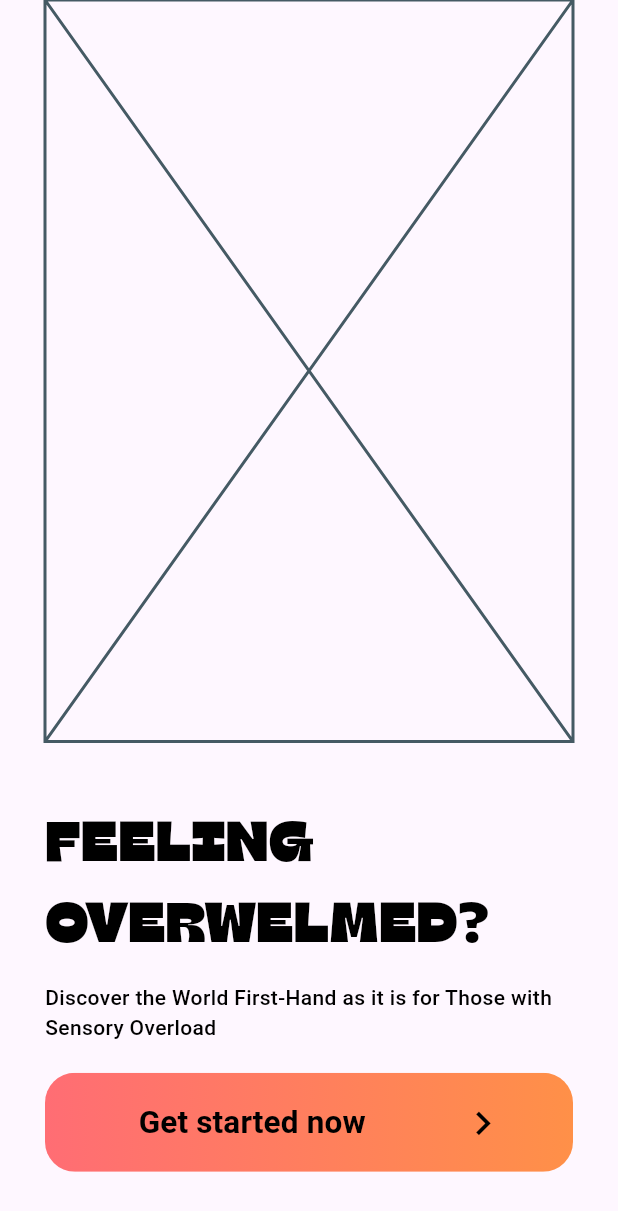
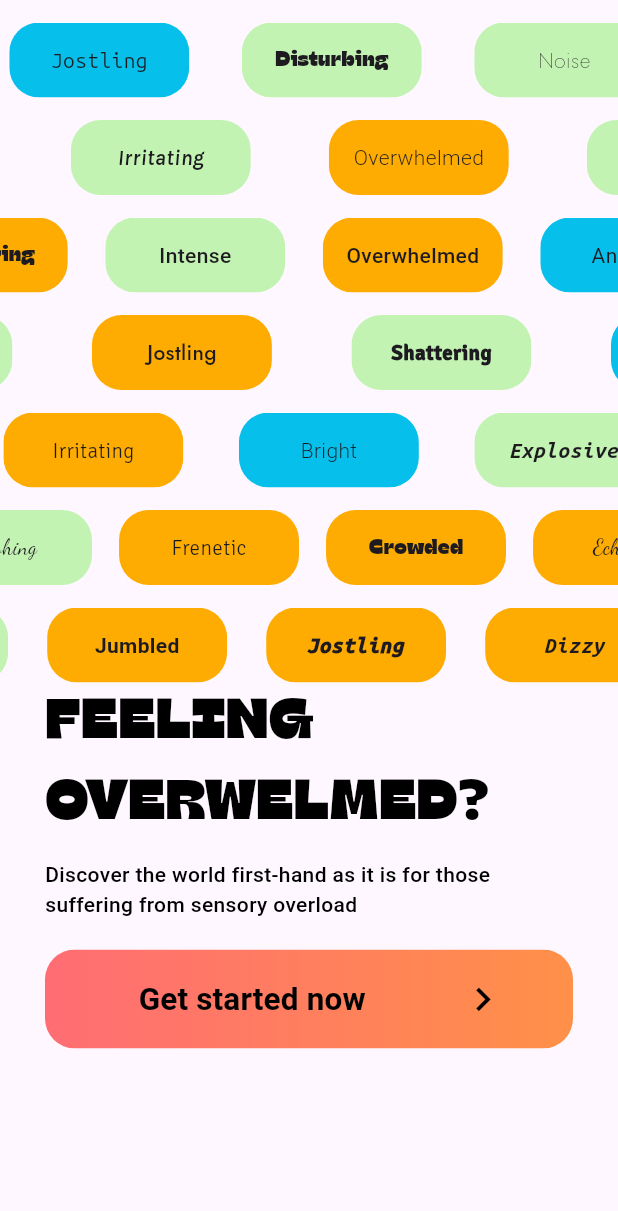
Before and after one commit to StudioKrom-SmartMobile-2024/frontend, a Flutter app: the first screen one second after launch, on a phone screen of 412 x 824 dp. Shown: the top 1211 px of the screen. Run offline on Flutter 3.47's test engine with Material 3 defaults, Android fonts, the phone set to English and light mode, and no system bars; our stand-ins replace vibration; missing offline and left inert: flutter_soloud, vr_player; Roboto replaces fonts that are missing (EduTasBeginner).

Commit message:
Add sideways overstimulating animation on the welcome screen

```diff
--- a/overload/lib/pages/welcome.dart
+++ b/overload/lib/pages/welcome.dart
@@ -1,5 +1,6 @@
 import 'package:flutter/material.dart';
 import 'package:overload/constants.dart';
+import 'package:overload/widgets/OverstimulateIntroAnimation.dart';
 import 'package:overload/widgets/gradient_button.dart';
 
 class WelcomePage extends StatelessWidget {
@@ -9,19 +10,11 @@ class WelcomePage extends StatelessWidget {
   Widget build(BuildContext context) {
     return Scaffold(
       body: Center(
-        child: Padding(
-            padding: const EdgeInsets.symmetric(horizontal: 30),
         child: Column(
           children: [
-                const Expanded(
-                  flex: 3,
-                  child: Scaffold(
-                    backgroundColor: Colors.transparent,
-                    body: Placeholder(),
-                  ),
-                ),
-                Expanded(
-                  flex: 2,
+            const OverstimulateIntroAnimation(),
+            Padding(
+              padding: const EdgeInsets.symmetric(horizontal: 30),
               child: Column(
                 mainAxisAlignment: MainAxisAlignment.center,
                 children: [
@@ -31,7 +24,7 @@ class WelcomePage extends StatelessWidget {
                   ),
                   const SizedBox(height: 10),
                   const Text(
-                        "Discover the World First-Hand as it is for Those with Sensory Overload",
+                    "Discover the world first-hand as it is for those suffering from sensory overload",
                     style: BODY_TEXT_STYLE,
                   ),
                   const SizedBox(height: 20),
@@ -44,7 +37,7 @@ class WelcomePage extends StatelessWidget {
               ),
             ),
           ],
-            )),
+        ),
       ),
     );
   }
--- /dev/null
+++ b/overload/lib/widgets/MarqueeEffect.dart
@@ -0,0 +1,131 @@
+import 'dart:async';
+import 'package:flutter/material.dart';
+
+/*
+! Important disclaimer !
+This piece of code was not thought of, designed or created by anyone in the Overload app.
+All credits go to THALLIVA on Github
+->
+*/
+
+class AnyMarqueeSpeed {
+  static const double NORMAL_SPEED = 150.0;
+}
+
+class MarqueeEffect extends StatefulWidget {
+  MarqueeEffect({
+    required this.children,
+    super.key,
+    required this.marginLeft,
+    required this.betweenSpacing,
+    required this.width,
+    required this.height,
+    this.speedRate = 1,
+    this.scrollFromEnd = true,
+    this.delayedStart = const Duration(seconds: 0),
+  });
+
+  double marginLeft;
+  double betweenSpacing;
+  final List<Widget> children;
+  double width;
+  double height;
+  final double speedRate;
+  bool scrollFromEnd;
+  Duration delayedStart;
+
+  @override
+  _MarqueeEffectState createState() => _MarqueeEffectState();
+}
+
+class _MarqueeEffectState extends State<MarqueeEffect> {
+  late Timer _anyMarqueeTimer;
+  late ScrollController _scrollController;
+
+  @override
+  void initState() {
+    super.initState();
+    _scrollController = ScrollController(initialScrollOffset: 1000);
+    WidgetsBinding.instance.addPostFrameCallback((timeStamp) async {
+      await Future.delayed(widget.delayedStart);
+      startTimer();
+    });
+  }
+
+  void startTimer() {
+    _anyMarqueeTimer = Timer.periodic(Duration(microseconds: 16), (timer) {
+      if (_scrollController.hasClients) {
+        final distance = _scrollController.offset;
+        _scrollController.jumpTo(
+            distance + (1 / AnyMarqueeSpeed.NORMAL_SPEED) * widget.speedRate);
+      }
+    });
+  }
+
+  @override
+  Widget build(BuildContext context) {
+    return ScrollNotificationInterceptor(
+      child: LayoutBuilder(
+        builder: (BuildContext context, BoxConstraints constraints) {
+          final biggestWidth = constraints.biggest.width;
+          final biggestHeight = constraints.biggest.height;
+          widget.marginLeft =
+              widget.marginLeft != 0 ? widget.marginLeft : biggestWidth;
+          widget.betweenSpacing =
+              widget.betweenSpacing != 0 ? widget.betweenSpacing : biggestWidth;
+          widget.width = widget.width != 0 ? widget.width : biggestWidth;
+          widget.height = widget.height != 0 ? widget.height : biggestHeight;
+
+          return Container(
+            width: widget.width,
+            height: widget.height,
+            alignment: Alignment.center,
+            child: ListView.builder(
+              scrollDirection: Axis.horizontal,
+              itemCount: double.maxFinite.toInt(),
+              itemBuilder: (context, index) {
+                final childIndex = index % widget.children.length;
+                final distance =
+                    (index == 0 ? widget.marginLeft : widget.betweenSpacing);
+                return Container(
+                  padding: EdgeInsets.only(
+                      left: widget.scrollFromEnd ? distance : 0),
+                  alignment: Alignment.center,
+                  child: widget.children[childIndex],
+                );
+              },
+              controller: _scrollController,
+              physics: NeverScrollableScrollPhysics(),
+            ),
+          );
+        },
+      ),
+    );
+  }
+
+  @override
+  void dispose() {
+    _anyMarqueeTimer.cancel();
+    _scrollController.dispose();
+    super.dispose();
+  }
+}
+
+class ScrollNotificationInterceptor extends StatelessWidget {
+  final Widget child;
+
+  ScrollNotificationInterceptor({
+    Key? key,
+    required this.child,
+  }) : super(key: key);
+
+  @override
+  Widget build(BuildContext context) {
+    return NotificationListener(
+      onNotification: (ScrollNotification notification) {
+        return true;
+      },
+      child: this.child,
+    );
+  }
+}
--- /dev/null
+++ b/overload/lib/widgets/OverstimulateIntroAnimation.dart
@@ -0,0 +1,250 @@
+import 'dart:math';
+import 'package:flutter/material.dart';
+import 'package:overload/constants.dart';
+import 'package:overload/widgets/MarqueeEffect.dart';
+
+class OverstimulateIntroAnimation extends StatefulWidget {
+  const OverstimulateIntroAnimation({super.key});
+
+  @override
+  State<OverstimulateIntroAnimation> createState() =>
+      _OverstimulateIntroAnimationState();
+}
+
+class _OverstimulateIntroAnimationState
+    extends State<OverstimulateIntroAnimation> {
+  final _random = Random();
+  late AnimationController _controller;
+
+  late var horizontalSpaceBetween = _random.nextInt(15) + 15;
+
+  final itemsToGenerate = 15;
+  final widgetHeight = 50.0;
+  final marginLeft = 0.0;
+  final widgetMaxSpeed = 35;
+  final widgetMinSpeed = 10;
+  final verticalSpaceBetween = 15.0;
+  final widgetHorizontalSpaceMin = 15.0;
+  final widgetHorizontalSpaceMax = 40;
+
+  @override
+  void initState() {
+    super.initState();
+  }
+
+  @override
+  void dispose() {
+    _controller.dispose();
+    super.dispose();
+  }
+
+  @override
+  Widget build(BuildContext context) {
+    return LayoutBuilder(
+      builder: (context, constraints) {
+        return Column(
+          children: [
+            SizedBox(
+              height: verticalSpaceBetween,
+            ),
+            MarqueeEffect(
+              marginLeft: marginLeft,
+              betweenSpacing: _random.nextInt(widgetHorizontalSpaceMax) +
+                  widgetHorizontalSpaceMin,
+              width: constraints.maxWidth,
+              height: widgetHeight,
+              speedRate: _random.nextDouble() * widgetMaxSpeed + widgetMinSpeed,
+              children:
+                  List.generate(itemsToGenerate, (index) => getRandomElement()),
+            ),
+            SizedBox(
+              height: verticalSpaceBetween,
+            ),
+            MarqueeEffect(
+              marginLeft: marginLeft,
+              betweenSpacing: _random.nextInt(widgetHorizontalSpaceMax) +
+                  widgetHorizontalSpaceMin,
+              width: constraints.maxWidth,
+              height: widgetHeight,
+              speedRate: _random.nextDouble() * widgetMaxSpeed + widgetMinSpeed,
+              children:
+                  List.generate(itemsToGenerate, (index) => getRandomElement()),
+            ),
+            SizedBox(
+              height: verticalSpaceBetween,
+            ),
+            MarqueeEffect(
+              marginLeft: marginLeft,
+              betweenSpacing: _random.nextInt(widgetHorizontalSpaceMax) +
+                  widgetHorizontalSpaceMin,
+              width: constraints.maxWidth,
+              height: widgetHeight,
+              speedRate: _random.nextDouble() * widgetMaxSpeed + widgetMinSpeed,
+              children:
+                  List.generate(itemsToGenerate, (index) => getRandomElement()),
+            ),
+            SizedBox(
+              height: verticalSpaceBetween,
+            ),
+            MarqueeEffect(
+              marginLeft: marginLeft,
+              betweenSpacing: _random.nextInt(widgetHorizontalSpaceMax) +
+                  widgetHorizontalSpaceMin,
+              width: constraints.maxWidth,
+              height: widgetHeight,
+              speedRate: _random.nextDouble() * widgetMaxSpeed + widgetMinSpeed,
+              children:
+                  List.generate(itemsToGenerate, (index) => getRandomElement()),
+            ),
+            SizedBox(
+              height: verticalSpaceBetween,
+            ),
+            MarqueeEffect(
+              marginLeft: marginLeft,
+              betweenSpacing: _random.nextInt(widgetHorizontalSpaceMax) +
+                  widgetHorizontalSpaceMin,
+              width: constraints.maxWidth,
+              height: widgetHeight,
+              speedRate: _random.nextDouble() * widgetMaxSpeed + widgetMinSpeed,
+              children:
+                  List.generate(itemsToGenerate, (index) => getRandomElement()),
+            ),
+            SizedBox(
+              height: verticalSpaceBetween,
+            ),
+            MarqueeEffect(
+              marginLeft: marginLeft,
+              betweenSpacing: _random.nextInt(widgetHorizontalSpaceMax) +
+                  widgetHorizontalSpaceMin,
+              width: constraints.maxWidth,
+              height: widgetHeight,
+              speedRate: _random.nextDouble() * widgetMaxSpeed + widgetMinSpeed,
+              children:
+                  List.generate(itemsToGenerate, (index) => getRandomElement()),
+            ),
+            SizedBox(
+              height: verticalSpaceBetween,
+            ),
+            MarqueeEffect(
+              marginLeft: marginLeft,
+              betweenSpacing: _random.nextInt(widgetHorizontalSpaceMax) +
+                  widgetHorizontalSpaceMin,
+              width: constraints.maxWidth,
+              height: widgetHeight,
+              speedRate: _random.nextDouble() * widgetMaxSpeed + widgetMinSpeed,
+              children:
+                  List.generate(itemsToGenerate, (index) => getRandomElement()),
+            ),
+          ],
+        );
+      },
+    );
+  }
+
+  Widget getRandomElement() {
+    return ClipRRect(
+      borderRadius: BorderRadius.circular(20),
+      child: Container(
+        alignment: Alignment.center,
+        height: widgetHeight,
+        width: 120,
+        padding: const EdgeInsets.all(8),
+        color: getRandomColor(),
+        child: Text(
+          selectRandomText(),
+          style: TextStyle(
+              fontWeight: selectRandomFontWeight(),
+              fontFamily: getRandomyFontFamily()),
+        ),
+      ),
+    );
+  }
+
+  Color getRandomColor() {
+    return colorOptions[_random.nextInt(colorOptions.length)];
+  }
+
+  String selectRandomText() {
+    return textOptions[_random.nextInt(textOptions.length)];
+  }
+
+  FontWeight selectRandomFontWeight() {
+    return fontWeightOptions[_random.nextInt(fontWeightOptions.length)];
+  }
+
+  String getRandomyFontFamily() {
+    return fontFamilyOptions[_random.nextInt(fontFamilyOptions.length)];
+  }
+
+  final colorOptions = [COLOR_ORANGE, COLOR_GREEN, COLOR_BLUE];
+
+  final fontWeightOptions = [
+    FontWeight.bold,
+    FontWeight.w100,
+    FontWeight.w200,
+    FontWeight.w300,
+    FontWeight.w400,
+    FontWeight.w500,
+    FontWeight.w600,
+    FontWeight.w700,
+    FontWeight.w800,
+    FontWeight.w900,
+    FontWeight.normal,
+  ];
+
+  final fontFamilyOptions = [
+    "Roboto",
+    "Gulf",
+    "Dancing",
+    "EduTasBeginner",
+    "JostItalic",
+    "Jost",
+    "KarlaItalic",
+    "Karla",
+    "SignikaNegative",
+    "UbuntuSansMonoItalic",
+    "UbuntuSansMono"
+  ];
+
+  final textOptions = [
+    "Loud",
+    "Bright",
+    "Flashing",
+    "Buzzing",
+    "Crowded",
+    "Chaotic",
+    "Blurry",
+    "Dizzy",
+    "Confusing",
+    "Jumbled",
+    "Overwhelmed",
+    "Noise",
+    "Clashing",
+    "Sharp",
+    "Intense",
+    "Rapid",
+    "Pulsing",
+    "Distorted",
+    "Blinding",
+    "Echoing",
+    "Vibrating",
+    "Spinning",
+    "Disturbing",
+    "Anxious",
+    "Stressful",
+    "Deafening",
+    "Jagged",
+    "Frenzied",
+    "Irritating",
+    "Hectic",
+    "Shattering",
+    "Explosive",
+    "Unbearable",
+    "Jarring",
+    "Disorienting",
+    "Crushing",
+    "Overpowering",
+    "Jostling",
+    "Frenetic"
+  ];
+}
```
Lines whose indentation alone changed are shown as unchanged.
